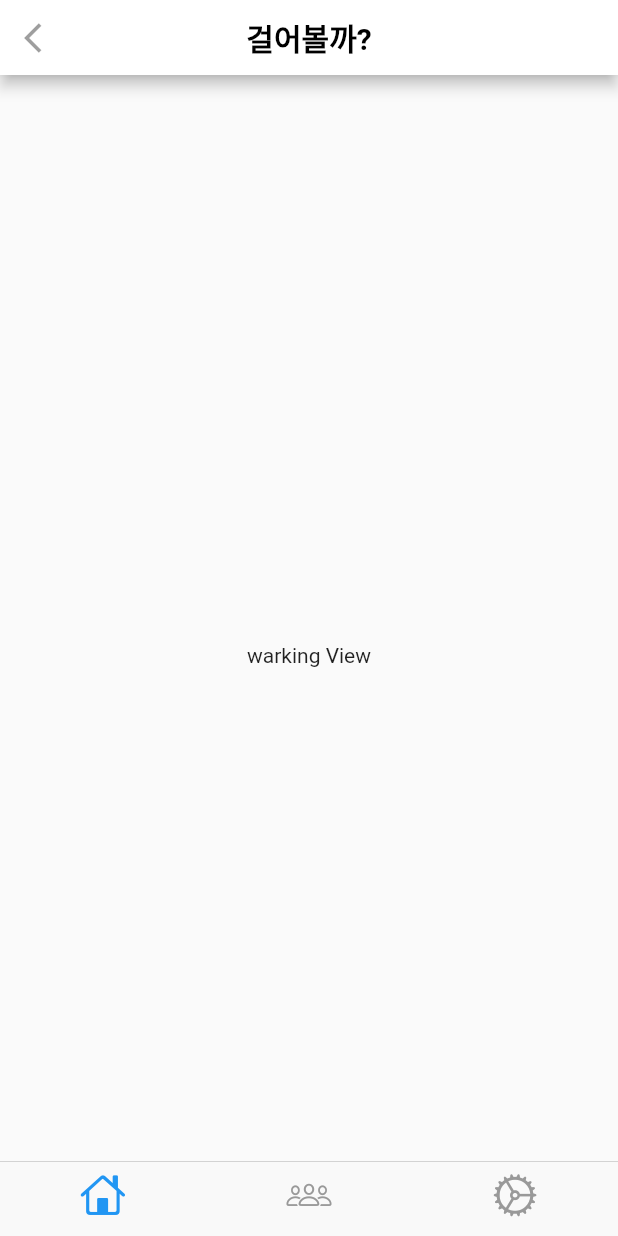
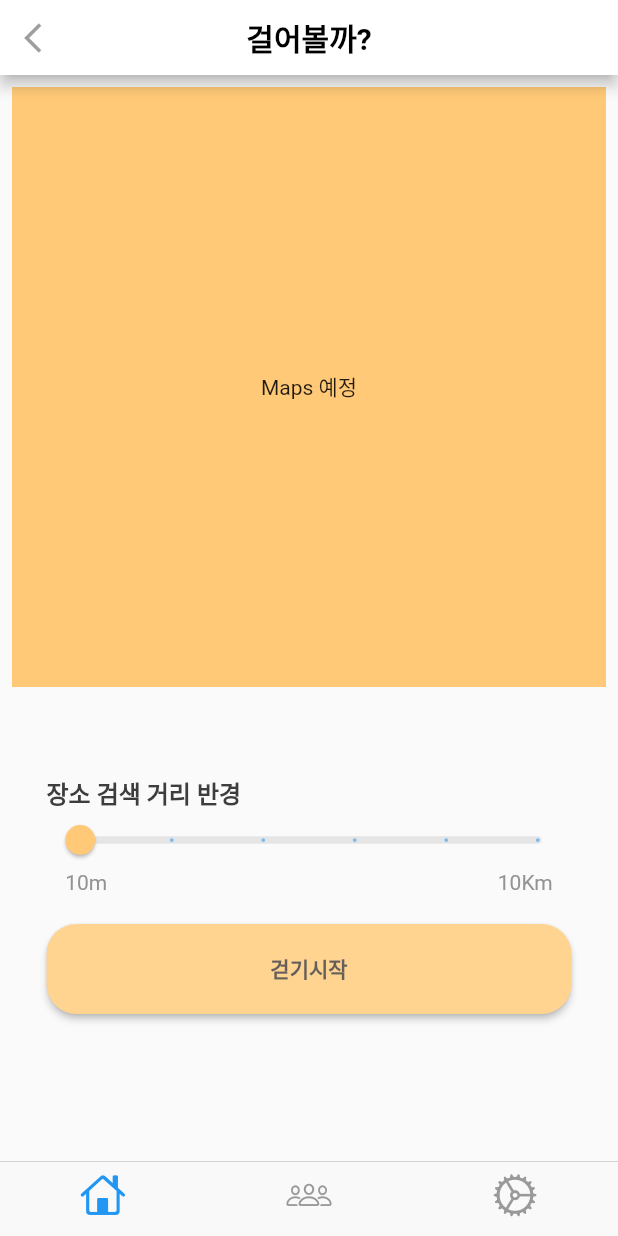
Before and after one commit to dsc-sookmyung/2023-In-Out-SolutionChallenge, a Flutter app: the screen it shows after launch, on a phone screen of 412 x 824 dp. Run offline on Flutter 3.47's test engine with Material 2 defaults, Android fonts, the phone set to English and light mode, and no system bars.

Commit message:
add a working screen. 나중에 디자인 수정 필요

```diff
--- /dev/null
+++ b/lib/color/themeColors.dart
@@ -0,0 +1,13 @@
+import 'dart:ui';
+import 'package:flutter/material.dart';
+
+// Main colors
+final mainColor = Color(0xFFFFC977);
+final buttonColor = Color(0xFFFFD390);
+
+// Grey
+final grayScale1 = Color(0xFFE5E5E5);
+final greyScale2 = Color(0xFF939393);
+final greyScale3 = Color(0xFF8C8C8C);
+final greyScale4 = Color(0xFF645F5A);
+final greyScale5 = Color(0xFF3D3D3D);
--- /dev/null
+++ b/lib/controllers/sliderController.dart
@@ -0,0 +1,4 @@
+class SliderController {
+  double sliderValue;
+  SliderController(this.sliderValue);
+}
--- a/lib/views/walking.dart
+++ b/lib/views/walking.dart
@@ -3,6 +3,10 @@ import 'package:flutter/cupertino.dart';
 
 // Widget
 import 'package:largo/widgets/customAppbar.dart';
+import 'package:largo/widgets/customSlider.dart';
+
+// Colors
+import 'package:largo/color/themeColors.dart';
 
 class WalkingView extends StatefulWidget {
   @override
@@ -23,9 +27,80 @@ class _WalkingView extends State<WalkingView> {
     // TODO: implement build
     return Scaffold(
         appBar: CustomAppBar("걸어볼까?"),
-        body: Container(
-            child: Center(
-          child: Text("warking View"),
-        )));
+        body: SingleChildScrollView(
+            child: Container(
+                height: 700,
+                child: Column(
+                  children: [
+                    Container(
+                        child: Center(
+                          child: Text("Maps 예정"),
+                        ),
+                        color: mainColor,
+                        height: 400,
+                        margin: const EdgeInsets.all(8.0)),
+                    Container(
+                      width: 350,
+                      child: Column(
+                        mainAxisAlignment: MainAxisAlignment.spaceBetween,
+                        children: [
+                          Container(
+                            height: 50,
+                          ),
+                          Container(
+                            width: 350,
+                            child: Text(
+                              "장소 검색 거리 반경",
+                              style: TextStyle(
+                                fontSize: 16,
+                                fontWeight: FontWeight.bold,
+                                color: greyScale5,
+                              ),
+                              textAlign: TextAlign.left,
+                            ),
+                          ),
+                          CustomSlider(),
+                          Container(
+                            width: 325,
+                            child: Row(
+                              children: [
+                                Text(
+                                  "10m",
+                                  style: TextStyle(color: greyScale2),
+                                ),
+                                Text("10Km",
+                                    style: TextStyle(color: greyScale2))
+                              ],
+                              mainAxisAlignment: MainAxisAlignment.spaceBetween,
+                            ),
+                          ),
+                          Container(
+                            margin: EdgeInsets.only(top: 20, bottom: 10),
+                            child: ElevatedButton(
+                              onPressed: () {
+                                // Respond to button press
+                                print("walking start");
+                              },
+                              child: Text(
+                                '걷기시작',
+                                style: TextStyle(
+                                    fontWeight: FontWeight.bold,
+                                    color: greyScale4),
+                              ),
+                              style: ElevatedButton.styleFrom(
+                                shape: RoundedRectangleBorder(
+                                  borderRadius:
+                                      BorderRadius.circular(20), // <-- Radius
+                                ),
+                                backgroundColor: buttonColor,
+                                minimumSize: const Size.fromHeight(60), // NEW
+                              ),
+                            ),
+                          ),
+                        ],
+                      ),
+                    )
+                  ],
+                ))));
   }
 }
--- /dev/null
+++ b/lib/widgets/customSlider.dart
@@ -0,0 +1,49 @@
+import 'package:flutter/material.dart';
+import 'package:flutter/cupertino.dart';
+
+// Slider Controller
+import 'package:largo/controllers/sliderController.dart';
+
+// Colors
+import 'package:largo/color/themeColors.dart';
+
+class CustomSlider extends StatefulWidget {
+  @override
+  _CustomSlider createState() => _CustomSlider();
+}
+
+class _CustomSlider extends State<CustomSlider> {
+  var contoller = SliderController(10);
+
+  @override
+  Widget build(BuildContext context) {
+    return SliderTheme(
+      data: SliderTheme.of(context).copyWith(
+          activeTrackColor: mainColor,
+          inactiveTrackColor: grayScale1,
+          thumbColor: mainColor,
+          activeTickMarkColor: mainColor,
+          valueIndicatorColor: mainColor,
+          showValueIndicator: ShowValueIndicator.always,
+          trackHeight: 5,
+          overlayColor: mainColor.withOpacity(0.2),
+          overlayShape: RoundSliderOverlayShape(overlayRadius: 20.0),
+          valueIndicatorShape: PaddleSliderValueIndicatorShape(),
+          thumbShape: RoundSliderThumbShape(enabledThumbRadius: 10)),
+      child: Slider(
+        value: contoller.sliderValue,
+        min: 10.0,
+        max: 10000.0,
+        divisions: 5,
+        label: '${contoller.sliderValue.round()}',
+        onChanged: (double newValue) {
+          setState(
+            () {
+              contoller.sliderValue = newValue;
+            },
+          );
+        },
+      ),
+    );
+  }
+}
```
